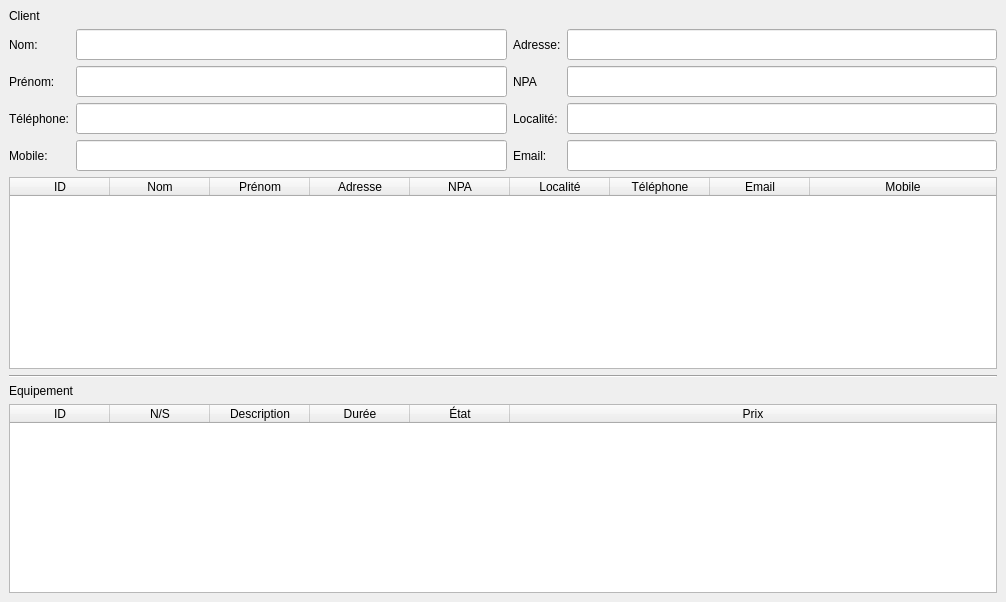
Above: sploks/views/contract_form.ui from LPOdev/Sploks before the change. Below: the same form after it.
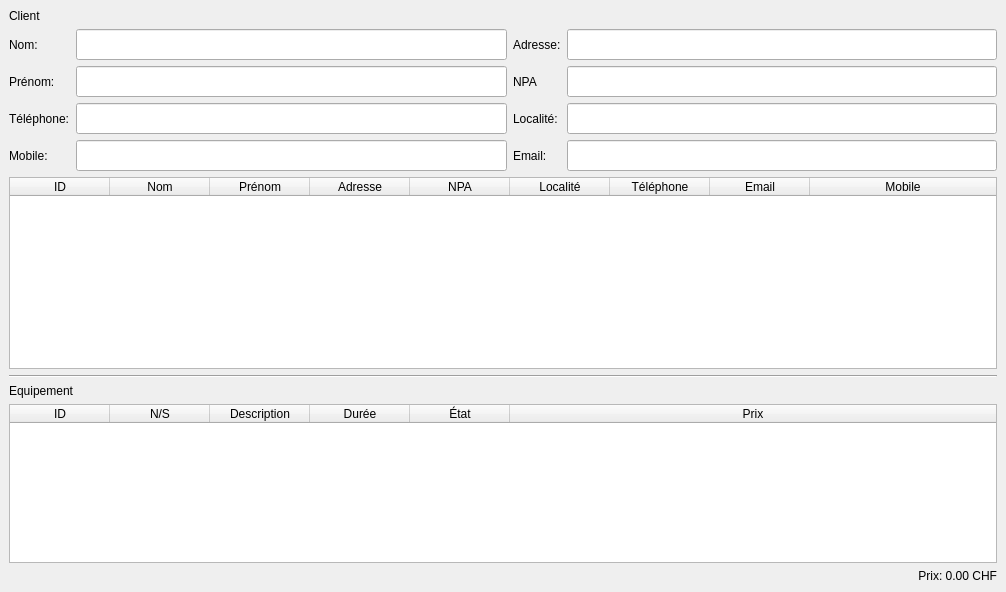
That is the form after the change.

Commit message: adjust-the-price done

Patch:
```diff
--- a/sploks/views/contract_form.ui
+++ b/sploks/views/contract_form.ui
@@ -10,7 +10,7 @@
     <x>0</x>
     <y>0</y>
     <width>1006</width>
-    <height>602</height>
+    <height>592</height>
    </rect>
   </property>
   <property name="minimumSize">
@@ -485,6 +485,19 @@
       </column>
      </widget>
     </item>
+    <item>
+     <widget class="QLabel" name="lbl_price">
+      <property name="styleSheet">
+       <string notr="true">font: 87 14pt &quot;Arial Black&quot;;</string>
+      </property>
+      <property name="text">
+       <string>Prix: 0.00 CHF</string>
+      </property>
+      <property name="alignment">
+       <set>Qt::AlignRight|Qt::AlignTrailing|Qt::AlignVCenter</set>
+      </property>
+     </widget>
+    </item>
    </layout>
   </widget>
  </widget>
```
The commit also changes 2 other files.
